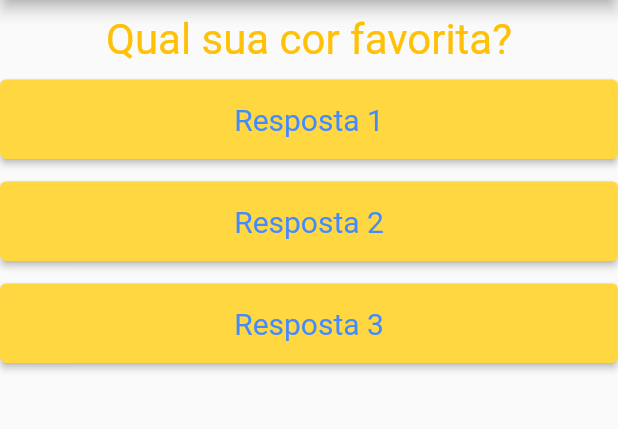
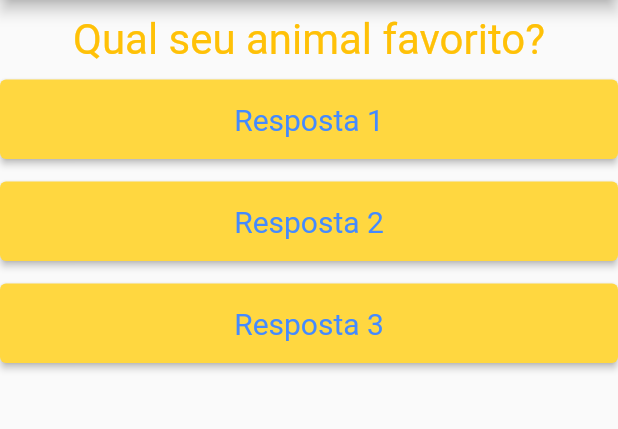
Before and after one commit to IagoMesquita/App_de_perguntas, a Flutter app: the screen it shows after launch, on a phone screen of 412 x 824 dp, the part 84-513 px from its top. Run offline on Flutter 3.47's test engine with Material 2 defaults, Android fonts, the phone set to English and light mode, and no system bars.

```diff
--- a/lib/main.dart
+++ b/lib/main.dart
@@ -21,9 +21,20 @@ class _PerguntaAppState extends State<PerguntaApp> {
     });
   }
 
-  final List<String> perguntas = [
-    'Qual sua cor favorita?',
-    'Qual seu animal favorito?'
+  // objct é um type mais generico, servindo para String, List ...
+  final List<Map<String, Object>> perguntas = [
+    {
+      'texto': 'Qual seu animal favorito?',
+      'resposta': ['Lobo', 'Aguia', 'Cavalo', 'Tigre']
+    },
+    {
+      'texto': 'Qual sua cor favorito?',
+      'resposta': ['Verde', 'Azul', 'Preto', 'Braco']
+    },
+    {
+      'texto': 'Qual seu professor favorito?',
+      'resposta': ['Leo', 'Guanabara', 'Felipe', 'Matheus']
+    },
   ];
 
   @override
@@ -38,11 +49,10 @@ class _PerguntaAppState extends State<PerguntaApp> {
         body: Column(
           children: [
             // Questao(texto: perguntas[_perguntaSelecionada]),
-            Questao(perguntas[_perguntaSelecionada]),
+            Questao(perguntas[_perguntaSelecionada]['texto'].toString()),
             Resposta('Resposta 1', _responder),
             Resposta('Resposta 2', _responder),
             Resposta('Resposta 3', _responder),
-
           ],
         ),
       ),
```
